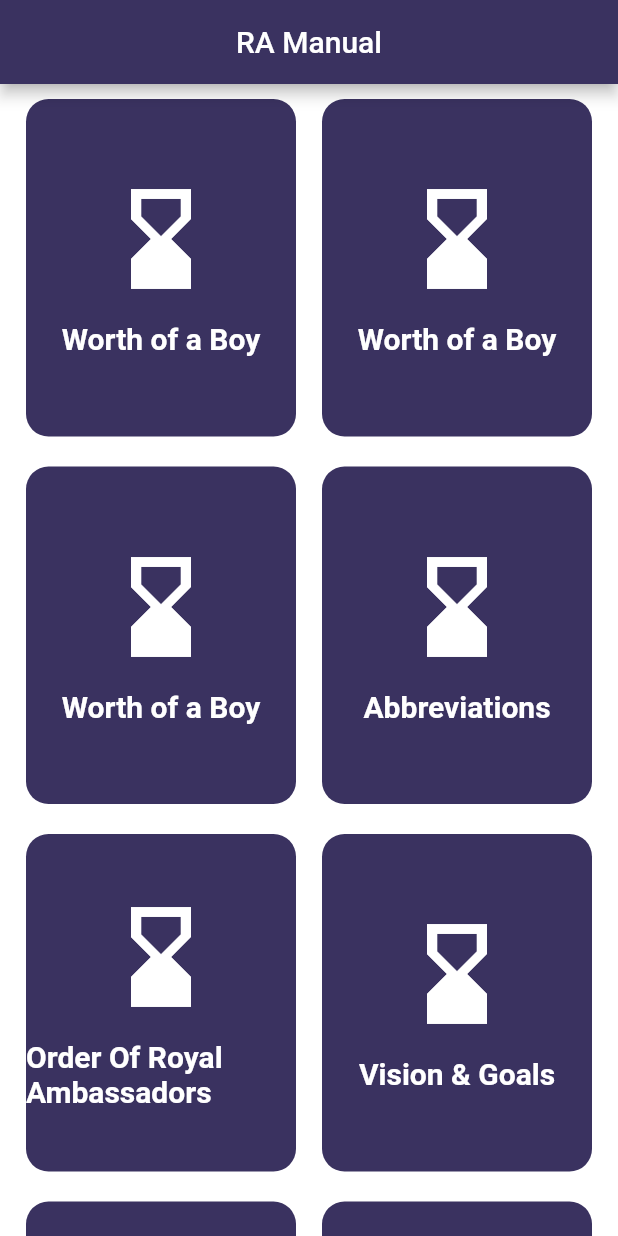
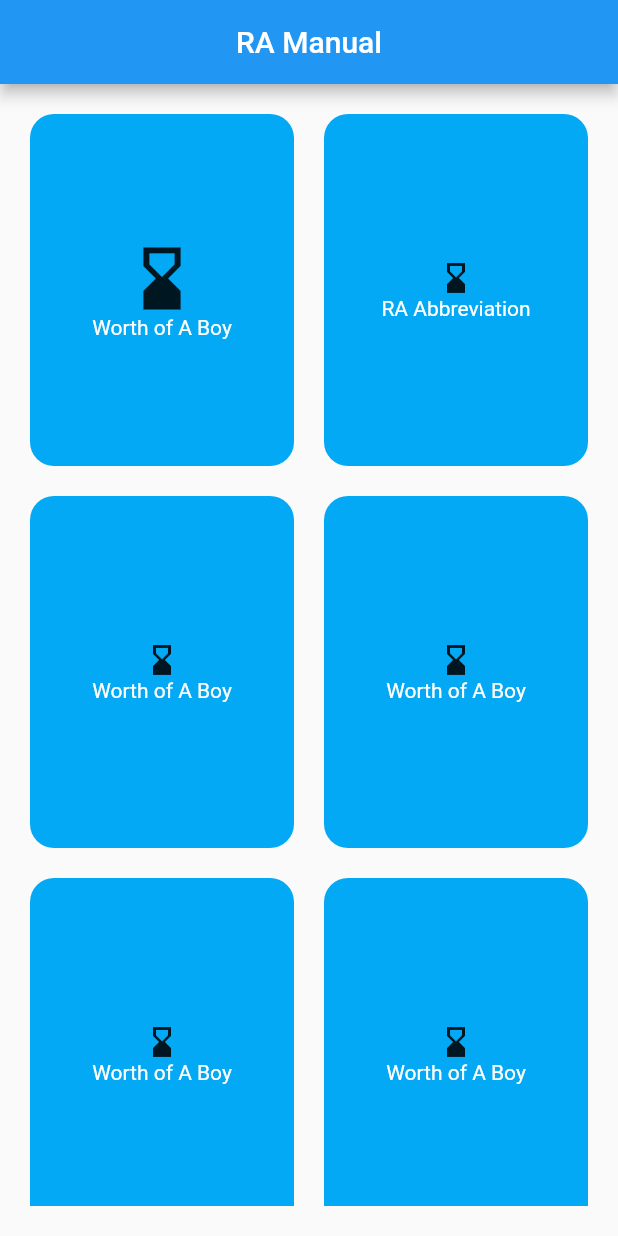
Before and after one commit to presh-devs/ra_manual, a Flutter app: the screen it shows after launch, on a phone screen of 412 x 824 dp. Run offline on Flutter 3.47's test engine with Material 2 defaults, Android fonts, the phone set to English and light mode, and no system bars.

```diff
--- a/lib/Icon_content.dart
+++ /dev/null
@@ -1,36 +0,0 @@
-import 'package:flutter/material.dart';
-
-class IconContent extends StatelessWidget {
-  IconContent({this.label, this.icon});
-
-  final String label;
-  final IconData icon;
-
-  @override
-  Widget build(BuildContext context) {
-    return Column(
-      mainAxisAlignment: MainAxisAlignment.center,
-      children: [
-        Icon(
-          icon,
-          size: 80.0,
-          color: Colors.white,
-        ),
-        SizedBox(
-          height: 15.0,
-        ),
-        Text(
-          label,
-          style: TextStyle(
-            color: Colors.white,
-            fontSize: 20,
-            fontWeight: FontWeight.bold,
-          ),
-        ),
-      ],
-    );
-  }
-}
-
-// #3A3260
-// #100339
--- a/lib/ReusableCard.dart
+++ /dev/null
@@ -1,78 +0,0 @@
-import 'package:flutter/material.dart';
-
-class ReusableCard extends StatelessWidget {
-  ReusableCard({this.cardChild, this.onPress});
-
-  final Widget cardChild;
-  final Function onPress;
-
-  @override
-  Widget build(BuildContext context) {
-    return GestureDetector(
-      onTap: onPress,
-      child: Container(
-        height: 225,
-        width: 180,
-        child: cardChild,
-        decoration: BoxDecoration(
-          borderRadius: BorderRadius.circular(15.0),
-          color: Color(0xFF3A3260),
-        ),
-        margin: EdgeInsets.only(top: 10, bottom: 10),
-      ),
-    );
-  }
-}
-
-// Row(
-// children: [
-// Expanded(
-// child: Container(
-// decoration: BoxDecoration(
-// color: Colors.red,
-// borderRadius: BorderRadius.all(Radius.circular(10)),
-// ),
-// margin: EdgeInsets.all(10),
-// height: 250,
-// width: 150,
-// child: Center(
-// child: Column(
-// mainAxisAlignment: MainAxisAlignment.center,
-// children: [
-// Text(
-// '1',
-// style: TextStyle(
-// fontSize: 20,
-// ),
-// ),
-// ],
-// ),
-// ),
-// ),
-// ),
-// Expanded(
-// child: Container(
-// decoration: BoxDecoration(
-// color: Colors.red,
-// borderRadius: BorderRadius.all(Radius.circular(10)),
-// ),
-// margin: EdgeInsets.all(10),
-// height: 250,
-// width: 150,
-// child: Center(
-// child: Column(
-// mainAxisAlignment: MainAxisAlignment.center,
-// children: [
-// Text(
-// '1',
-// style: TextStyle(
-// fontSize: 20,
-// ),
-// ),
-// ],
-// ),
-// ),
-// ),
-// ),
-// ],
-// );
--- /dev/null
+++ b/lib/components/constants.dart
@@ -0,0 +1,6 @@
+import 'package:flutter/material.dart';
+
+const kTextColor = Colors.white;
+const kDefaultPadding = 20.0;
+const kCardColor = Colors.lightBlue;
+const kDetailsFont = 20.0;
--- /dev/null
+++ b/lib/components/content.dart
@@ -0,0 +1,108 @@
+import 'package:flutter/cupertino.dart';
+import 'package:flutter/material.dart';
+
+class Content {
+  final String title, details;
+  final Icon icons;
+  final int id;
+
+  Content({this.title, this.details, this.icons, this.id});
+}
+
+List<Content> contents = [
+  Content(
+    details:
+        "What would you say is the worth of a boy; In sin and sorrow, in service and joy.So much good and bad wrapped up in each life;To build up and serve or tear down in strife.A mine of diamonds, a bomb to destroy ?Depends entirely on who gets the boy? The devil, the world, and flesh make their bid:Depends entirely on who gets the boy? The devil, the world, and flesh make their bid:Some men have hobbies in which they invest Much time and money with real zeal and zest.But those who fathom life's great thrills and joys Major on making real men out of boys.ORVIL W. REID.Southeren Baptist Missionary to Mexico",
+    id: 1,
+    title: 'Worth of A Boy',
+    icons: Icon(
+      Icons.hourglass_bottom,
+      size: 50,
+    ),
+  ),
+  Content(
+    id: 2,
+    title: 'RA Abbreviation',
+    icons: Icon(Icons.hourglass_bottom),
+  ),
+  Content(
+    id: 3,
+    title: 'Worth of A Boy',
+    icons: Icon(Icons.hourglass_bottom),
+  ),
+  Content(
+    id: 4,
+    title: 'Worth of A Boy',
+    icons: Icon(Icons.hourglass_bottom),
+  ),
+  Content(
+    id: 5,
+    title: 'Worth of A Boy',
+    icons: Icon(Icons.hourglass_bottom),
+  ),
+  Content(
+    id: 6,
+    title: 'Worth of A Boy',
+    icons: Icon(Icons.hourglass_bottom),
+  ),
+  Content(
+    id: 7,
+    title: 'Worth of A Boy',
+    icons: Icon(Icons.hourglass_bottom),
+  ),
+  Content(
+    id: 8,
+    title: 'Worth of A Boy',
+    icons: Icon(Icons.hourglass_bottom),
+  ),
+  Content(
+    id: 9,
+    title: 'Worth of A Boy',
+    icons: Icon(Icons.hourglass_bottom),
+  ),
+  Content(
+    id: 10,
+    title: 'Worth of A Boy',
+    icons: Icon(Icons.hourglass_bottom),
+  ),
+  Content(
+    id: 11,
+    title: 'Worth of A Boy',
+    icons: Icon(Icons.hourglass_bottom),
+  ),
+  Content(
+    id: 12,
+    title: 'Worth of A Boy',
+    icons: Icon(Icons.hourglass_bottom),
+  ),
+  Content(
+    id: 13,
+    title: 'Worth of A Boy',
+    icons: Icon(Icons.hourglass_bottom),
+  ),
+  Content(
+    id: 14,
+    title: 'Worth of A Boy',
+    icons: Icon(Icons.hourglass_bottom),
+  ),
+  Content(
+    id: 15,
+    title: 'Worth of A Boy',
+    icons: Icon(Icons.hourglass_bottom),
+  ),
+  Content(
+    id: 16,
+    title: 'Worth of A Boy',
+    icons: Icon(Icons.hourglass_bottom),
+  ),
+  Content(
+    id: 17,
+    title: 'Worth of A Boy',
+    icons: Icon(Icons.hourglass_bottom),
+  ),
+  Content(
+    id: 18,
+    title: 'Worth of A Boy',
+    icons: Icon(Icons.hourglass_bottom),
+  ),
+];
--- /dev/null
+++ b/lib/components/itemCard.dart
@@ -0,0 +1,36 @@
+import 'package:flutter/material.dart';
+import 'package:ra_manual/components/constants.dart';
+import 'package:ra_manual/components/content.dart';
+
+class ItemCard extends StatelessWidget {
+  final Content content;
+  final Function press;
+  const ItemCard({
+    Key key,
+    this.content,
+    this.press,
+  }) : super(key: key);
+
+  @override
+  Widget build(BuildContext context) {
+    return GestureDetector(
+      onTap: press,
+      child: Container(
+        padding: EdgeInsets.all(kDefaultPadding),
+        // height: 180,
+        // width: 160,
+        decoration: BoxDecoration(
+          color: kCardColor,
+          borderRadius: BorderRadius.circular(16),
+        ),
+        child: Column(
+          mainAxisAlignment: MainAxisAlignment.center,
+          children: [
+            content.icons,
+            Text(content.title),
+          ],
+        ),
+      ),
+    );
+  }
+}
--- a/lib/content.dart
+++ /dev/null
@@ -1,6 +0,0 @@
-class Content {
-  String title;
-  String content;
-
-  Content(this.title, this.content);
-}
--- a/lib/contentBrain.dart
+++ /dev/null
@@ -1,30 +0,0 @@
-import 'content.dart';
-
-class ContentBrain {
-  int contentNumber = 0;
-
-  List<Content> contentData = [
-    Content('Worth of a Boy', 'content'),
-    Content('Abbreviation', 'content'),
-    Content('Order of RA', 'content'),
-    Content('Order of RA', 'content'),
-    Content('Order of RA', 'content'),
-    Content('Order of RA', 'content'),
-    Content('Order of RA', 'content'),
-    Content('Order of RA', 'content'),
-    Content('Order of RA', 'content'),
-    Content('Order of RA', 'content'),
-    Content('Order of RA', 'content'),
-    Content('Order of RA', 'content'),
-    Content('Order of RA', 'content'),
-    Content('Order of RA', 'content'),
-    Content('Order of RA', 'content'),
-    Content('Order of RA', 'content'),
-    Content('Order of RA', 'content'),
-    Content('Order of RA', 'content'),
-  ];
-
-  String getTitle() {
-    return contentData[contentNumber].title;
-  }
-}
--- a/lib/contentPage.dart
+++ /dev/null
@@ -1,21 +0,0 @@
-import 'package:flutter/material.dart';
-import 'contentBrain.dart';
-
-ContentBrain contentBrain = ContentBrain();
-
-class Worthofaboy extends StatelessWidget {
-  const Worthofaboy({Key key}) : super(key: key);
-
-  @override
-  Widget build(BuildContext context) {
-    return Scaffold(
-      appBar: AppBar(
-        title: Text(
-          contentBrain.getTitle,
-        ),
-        backgroundColor: Color(0xFF3A3260),
-        centerTitle: true,
-      ),
-    );
-  }
-}
--- a/lib/home_page.dart
+++ /dev/null
@@ -1,203 +0,0 @@
-import 'package:flutter/material.dart';
-import 'ReusableCard.dart';
-import 'package:ra_manual/Icon_content.dart';
-
-class HomePage extends StatelessWidget {
-  const HomePage({Key key}) : super(key: key);
-
-  @override
-  Widget build(BuildContext context) {
-    return Scaffold(
-      appBar: AppBar(
-        title: Text('RA Manual'),
-        backgroundColor: Color(0xFF3A3260),
-        centerTitle: true,
-      ),
-      body: Container(
-        color: Colors.white,
-        child: SingleChildScrollView(
-          child: Column(
-            children: [
-              Row(
-                mainAxisAlignment: MainAxisAlignment.spaceEvenly,
-                children: [
-                  ReusableCard(
-                    onPress: () {
-                      Navigator.pushNamed(context, '/first');
-                    },
-                    cardChild: IconContent(
-                      icon: Icons.hourglass_bottom,
-                      label: 'Worth of a Boy',
-                    ),
-                  ),
-                  ReusableCard(
-                    onPress: () {
-                      Navigator.pushNamed(context, '/second');
-                    },
-                    cardChild: IconContent(
-                      icon: Icons.hourglass_bottom,
-                      label: 'Worth of a Boy',
-                    ),
-                  ),
-                ],
-              ),
-              Row(
-                mainAxisAlignment: MainAxisAlignment.spaceEvenly,
-                children: [
-                  ReusableCard(
-                    cardChild: IconContent(
-                      icon: Icons.hourglass_bottom,
-                      label: 'Worth of a Boy',
-                    ),
-                  ),
-                  ReusableCard(
-                    cardChild: IconContent(
-                      icon: Icons.hourglass_bottom,
-                      label: 'Abbreviations',
-                    ),
-                  ),
-                ],
-              ),
-              Row(
-                mainAxisAlignment: MainAxisAlignment.spaceEvenly,
-                children: [
-                  ReusableCard(
-                    cardChild: IconContent(
-                      icon: Icons.hourglass_bottom,
-                      label: 'Order Of Royal Ambassadors',
-                    ),
-                  ),
-                  ReusableCard(
-                    cardChild: IconContent(
-                      icon: Icons.hourglass_bottom,
-                      label: 'Vision & Goals',
-                    ),
-                  ),
-                ],
-              ),
-              Row(
-                mainAxisAlignment: MainAxisAlignment.spaceEvenly,
-                children: [
-                  ReusableCard(
-                    cardChild: IconContent(
-                      icon: Icons.hourglass_bottom,
-                      label: 'Cardinal Objectives',
-                    ),
-                  ),
-                  ReusableCard(
-                    cardChild: IconContent(
-                      icon: Icons.hourglass_bottom,
-                      label: ' Pledge',
-                    ),
-                  ),
-                ],
-              ),
-              Row(
-                mainAxisAlignment: MainAxisAlignment.spaceEvenly,
-                children: [
-                  ReusableCard(
-                    cardChild: IconContent(
-                      icon: Icons.hourglass_bottom,
-                      label: 'Anthem',
-                    ),
-                  ),
-                  ReusableCard(
-                    cardChild: IconContent(
-                      icon: Icons.hourglass_bottom,
-                      label: 'Commission & Declaration',
-                    ),
-                  ),
-                ],
-              ),
-              Row(
-                mainAxisAlignment: MainAxisAlignment.spaceEvenly,
-                children: [
-                  ReusableCard(
-                    cardChild: IconContent(
-                      icon: Icons.hourglass_bottom,
-                      label: 'Motto',
-                    ),
-                  ),
-                  ReusableCard(
-                    cardChild: IconContent(
-                      icon: Icons.hourglass_bottom,
-                      label: 'Emblem',
-                    ),
-                  ),
-                ],
-              ),
-              Row(
-                mainAxisAlignment: MainAxisAlignment.spaceEvenly,
-                children: [
-                  ReusableCard(
-                    cardChild: IconContent(
-                      icon: Icons.hourglass_bottom,
-                      label: 'Colours',
-                    ),
-                  ),
-                  ReusableCard(
-                    cardChild: IconContent(
-                      icon: Icons.hourglass_bottom,
-                      label: 'Ranks',
-                    ),
-                  ),
-                ],
-              ),
-              Row(
-                mainAxisAlignment: MainAxisAlignment.spaceEvenly,
-                children: [
-                  ReusableCard(
-                    cardChild: IconContent(
-                      icon: Icons.hourglass_bottom,
-                      label: 'Chapter',
-                    ),
-                  ),
-                  ReusableCard(
-                    cardChild: IconContent(
-                      icon: Icons.hourglass_bottom,
-                      label: 'Committees',
-                    ),
-                  ),
-                ],
-              ),
-              Row(
-                mainAxisAlignment: MainAxisAlignment.spaceEvenly,
-                children: [
-                  ReusableCard(
-                    cardChild: IconContent(
-                      icon: Icons.hourglass_bottom,
-                      label: 'Induction Of New Members',
-                    ),
-                  ),
-                  ReusableCard(
-                    cardChild: IconContent(
-                      icon: Icons.hourglass_bottom,
-                      label: 'Uniforms',
-                    ),
-                  ),
-                ],
-              ),
-              Row(
-                mainAxisAlignment: MainAxisAlignment.spaceEvenly,
-                children: [
-                  ReusableCard(
-                    cardChild: IconContent(
-                      icon: Icons.hourglass_bottom,
-                      label: 'Special Programmes',
-                    ),
-                  ),
-                  ReusableCard(
-                    cardChild: IconContent(
-                      icon: Icons.hourglass_bottom,
-                      label: 'Sponsoring Organizations',
-                    ),
-                  ),
-                ],
-              ),
-            ],
-          ),
-        ),
-      ),
-    );
-  }
-}
--- a/lib/main.dart
+++ b/lib/main.dart
@@ -1,8 +1,7 @@
 import 'package:flutter/cupertino.dart';
-import 'package:ra_manual/content.dart';
-import 'home_page.dart';
 import 'package:flutter/material.dart';
-import 'contentPage.dart';
+import 'package:ra_manual/components/constants.dart';
+import 'screens/home_screen.dart';
 
 void main() {
   runApp(MyApp());
@@ -13,16 +12,14 @@ class MyApp extends StatelessWidget {
   @override
   Widget build(BuildContext context) {
     return MaterialApp(
+      debugShowCheckedModeBanner: false,
       title: 'RA Manual',
       theme: ThemeData(
+        textTheme: Theme.of(context).textTheme.apply(bodyColor: kTextColor),
         primarySwatch: Colors.blue,
+        visualDensity: VisualDensity.adaptivePlatformDensity,
       ),
-      initialRoute: '/',
-      routes: {
-        '/': (context) => HomePage(),
-        '/first': (context) => Worthofaboy(),
-        '/second': (context) => Abbreviations(),
-      },
+      home: HomeScreen(),
     );
   }
 }
--- /dev/null
+++ b/lib/screens/content.dart
@@ -0,0 +1 @@
+// TODO Implement this library.
--- /dev/null
+++ b/lib/screens/detailsScreen.dart
@@ -0,0 +1,42 @@
+import 'package:flutter/material.dart';
+import 'package:ra_manual/components/constants.dart';
+import 'package:ra_manual/components/content.dart';
+
+class DetailsScreen extends StatelessWidget {
+  final Content content;
+  const DetailsScreen({this.content});
+
+  @override
+  Widget build(BuildContext context) {
+    return Scaffold(
+      appBar: AppBar(
+        title: Text(content.title),
+        centerTitle: true,
+      ),
+      backgroundColor: Colors.white,
+      body: SingleChildScrollView(
+        child: Column(
+          mainAxisAlignment: MainAxisAlignment.center,
+          children: [
+            SizedBox(height: 20),
+            Padding(
+              padding: const EdgeInsets.all(16.0),
+              child: Container(
+                child: Center(
+                  child: Text(
+                    content.details,
+                    textAlign: TextAlign.center,
+                    style: TextStyle(
+                      fontSize: kDetailsFont,
+                      color: Colors.black87,
+                    ),
+                  ),
+                ),
+              ),
+            ),
+          ],
+        ),
+      ),
+    );
+  }
+}
--- /dev/null
+++ b/lib/screens/home_screen.dart
@@ -0,0 +1,48 @@
+import 'package:flutter/material.dart';
+import 'package:ra_manual/components/constants.dart';
+import 'package:ra_manual/components/content.dart';
+import 'package:ra_manual/components/itemCard.dart';
+import 'package:ra_manual/screens/detailsScreen.dart';
+
+class HomeScreen extends StatelessWidget {
+  @override
+  Widget build(BuildContext context) {
+    return Scaffold(
+      appBar: AppBar(
+        title: Text(
+          'RA Manual',
+        ),
+        centerTitle: true,
+      ),
+      body: Column(
+        children: [
+          Expanded(
+            child: Padding(
+              padding: const EdgeInsets.all(kDefaultPadding),
+              child: GridView.builder(
+                itemCount: contents.length,
+                gridDelegate: SliverGridDelegateWithFixedCrossAxisCount(
+                  crossAxisCount: 2,
+                  childAspectRatio: 0.75,
+                  mainAxisSpacing: kDefaultPadding,
+                  crossAxisSpacing: kDefaultPadding,
+                ),
+                itemBuilder: (context, index) => ItemCard(
+                  press: () => Navigator.push(
+                    context,
+                    MaterialPageRoute(
+                      builder: (context) => DetailsScreen(
+                        content: contents[index],
+                      ),
+                    ),
+                  ),
+                  content: contents[index],
+                ),
+              ),
+            ),
+          ),
+        ],
+      ),
+    );
+  }
+}
```
Also changed, not shown: pubspec.lock.
